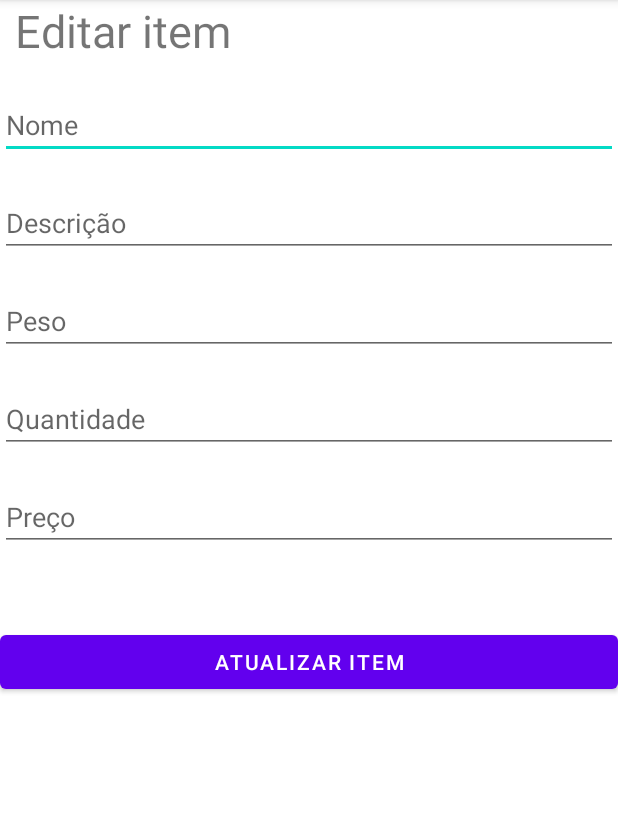
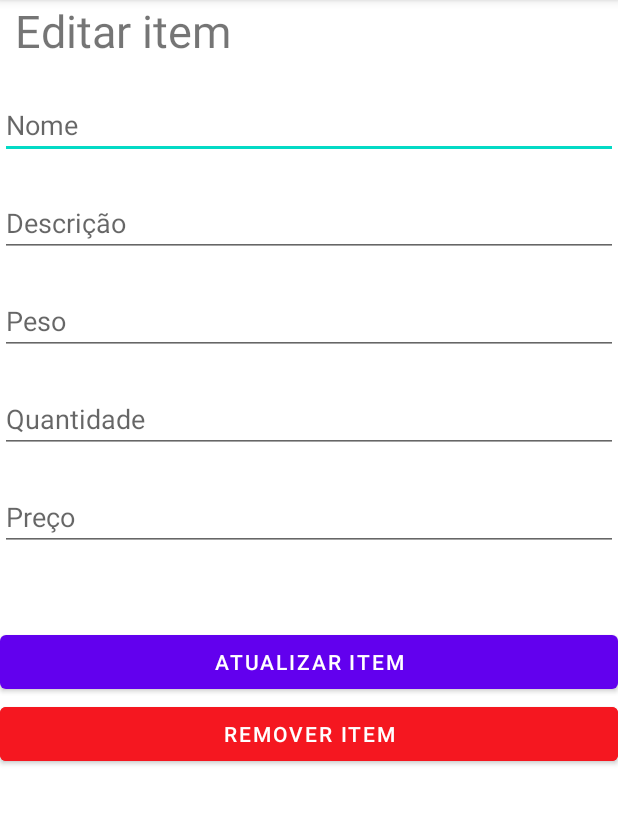
Before and after one commit to matheusoc08/home-food-storage-android, an Android app: the EditItemActivity screen opened directly, with no data from a screen before it, on a phone screen of 412 x 824 dp, the part 84-908 px from its top. Run offline under Robolectric (Android 15) with nearby library versions, the phone set to English and light mode, and no system bars; 6 statements that could not run were skipped.

Commit message:
Added an red button to delete the selected item from 'RecyclerView'

```diff
--- a/app/src/main/res/layout/activity_edit_item.xml
+++ b/app/src/main/res/layout/activity_edit_item.xml
@@ -66,5 +66,12 @@
         android:id="@+id/buttonUpdateItem"
         />
 
+    <Button
+        android:layout_width="match_parent"
+        android:layout_height="wrap_content"
+        android:text="Remover item"
+        android:id="@+id/buttonDeleteItem"
+        android:backgroundTint="#F51720"/>
+
 
 </LinearLayout>
```
